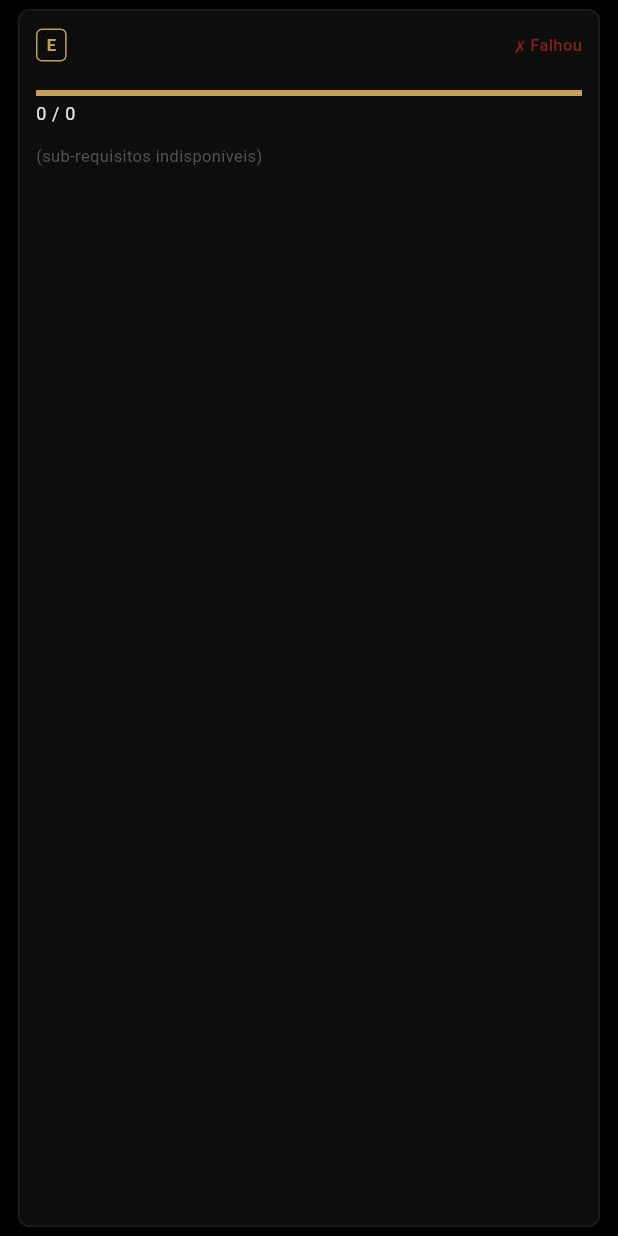
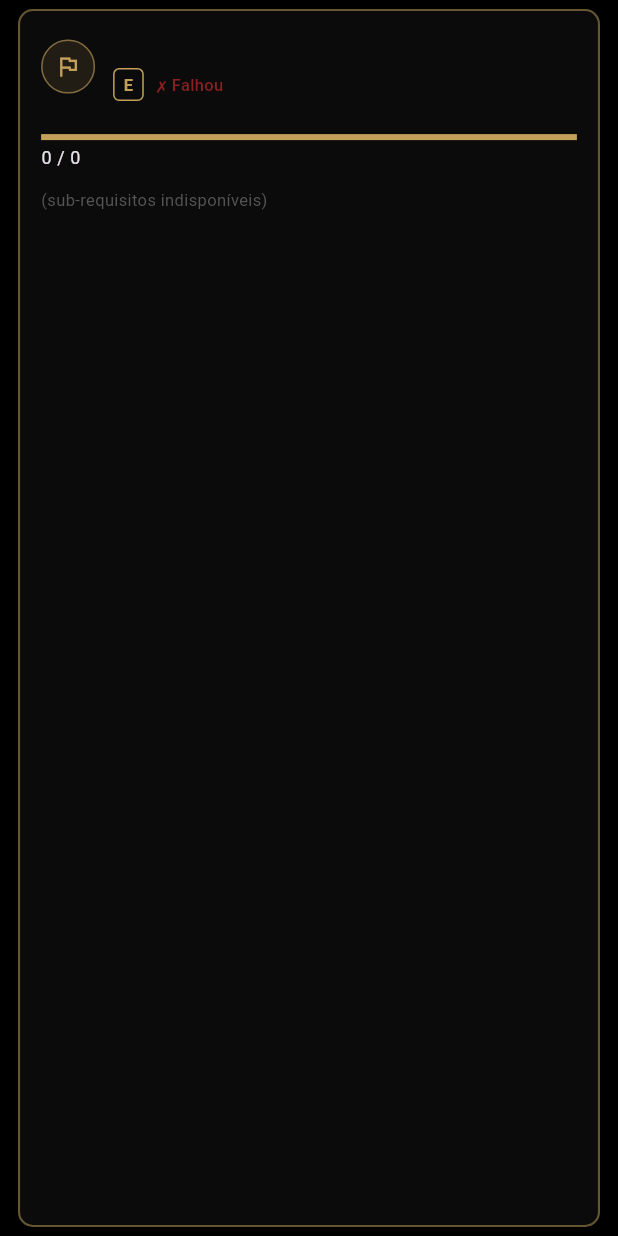
Before and after one commit to NoHeroe/App_Noheroes, a Flutter app: the IndividualMissionCard widget shown alone on an empty page, opened directly with empty values, on a phone screen of 412 x 824 dp. Run offline on Flutter 3.47's test engine with Material 3 defaults, Android fonts, the phone set to English and light mode, and no system bars; our stand-ins replace drift, flutter_animate, flutter_local_notifications, flutter_riverpod, go_router, google_fonts and 3 more; missing offline and left inert: flutter_3d_controller; accounts and stored records are empty.

Commit message:
feat(missions): padroniza caixinhas de missao no visual das diarias (MissionCardBase)
MissionCardBase (shell comum de internal/real/mixed/individual) redesenhado pro
visual do card de DIARIA: container surface.85 + borda colorida + raio 10 +
icone circular + titulo CinzelDecorative + rank/status. Cada familia ganha icone
+ paleta proprios: internal=self_improvement/roxo, real=task_alt/verde,
mixed=dashboard/roxo, individual=flag/dourado.

Pendente: weekly_faction e admission tem cards proprios (nao usam a base) — ficam
pro proximo round.

Co-Authored-By: Claude Opus 4.8 <noreply@anthropic.com>

```diff
--- a/lib/presentation/quests/widgets/individual_mission_card.dart
+++ b/lib/presentation/quests/widgets/individual_mission_card.dart
@@ -107,6 +107,8 @@ class IndividualMissionCard extends ConsumerWidget {
 
     return MissionCardBase(
       mission: mission,
+      icon: Icons.flag_outlined,
+      accent: AppColors.gold,
       child: Column(
         crossAxisAlignment: CrossAxisAlignment.stretch,
         children: [
--- a/lib/presentation/quests/widgets/internal_mission_card.dart
+++ b/lib/presentation/quests/widgets/internal_mission_card.dart
@@ -2,6 +2,7 @@ import 'package:flutter/material.dart';
 
 import '../../../domain/models/mission_progress.dart';
 import 'mission_card_base.dart';
+import '../../../core/constants/app_colors.dart';
 
 /// Sprint 3.1 Bloco 10a.1 — card da família **internal**: sistema detecta
 /// progresso via EventBus (Bloco 6 strategies). UI é passiva — só
@@ -20,6 +21,8 @@ class InternalMissionCard extends StatelessWidget {
         : (mission.currentValue / mission.targetValue).clamp(0.0, 1.0);
     return MissionCardBase(
       mission: mission,
+      icon: Icons.self_improvement,
+      accent: AppColors.purpleLight,
       child: Column(
         crossAxisAlignment: CrossAxisAlignment.stretch,
         children: [
--- a/lib/presentation/quests/widgets/mission_card_base.dart
+++ b/lib/presentation/quests/widgets/mission_card_base.dart
@@ -1,6 +1,7 @@
 import 'dart:convert';
 
 import 'package:flutter/material.dart';
+import 'package:google_fonts/google_fonts.dart';
 
 import '../../../core/constants/app_colors.dart';
 import '../../../domain/models/mission_progress.dart';
@@ -44,48 +45,90 @@ class MissionCardBase extends StatelessWidget {
   final Widget child;
   final VoidCallback? onTap;
 
+  /// Ícone (família da missão) no badge circular. Default: pergaminho.
+  final IconData icon;
+
+  /// Cor de destaque (borda + ícone). Default: dourado.
+  final Color? accent;
+
   const MissionCardBase({
     super.key,
     required this.mission,
     required this.child,
     this.onTap,
+    this.icon = Icons.assignment_outlined,
+    this.accent,
   });
 
   @override
   Widget build(BuildContext context) {
-    final theme = Theme.of(context);
-    return Card(
-      color: AppColors.surface,
+    // Padroniza com o card de DIÁRIA: container surface.85 + borda colorida +
+    // raio 10 + ícone circular + título CinzelDecorative + rank/status.
+    final color = accent ?? AppColors.gold;
+    return Container(
       margin: const EdgeInsets.symmetric(horizontal: 12, vertical: 6),
-      shape: RoundedRectangleBorder(
-        side: const BorderSide(color: AppColors.border),
-        borderRadius: BorderRadius.circular(8),
+      decoration: BoxDecoration(
+        color: AppColors.surface.withValues(alpha: 0.85),
+        border:
+            Border.all(color: color.withValues(alpha: 0.5), width: 1.4),
+        borderRadius: BorderRadius.circular(10),
       ),
+      child: Material(
+        color: Colors.transparent,
         child: InkWell(
           onTap: onTap,
+          borderRadius: BorderRadius.circular(10),
           child: Padding(
-          padding: const EdgeInsets.all(12),
+            padding: const EdgeInsets.all(14),
             child: Column(
               crossAxisAlignment: CrossAxisAlignment.stretch,
               children: [
                 Row(
+                  crossAxisAlignment: CrossAxisAlignment.center,
+                  children: [
+                    Container(
+                      width: 36,
+                      height: 36,
+                      decoration: BoxDecoration(
+                        shape: BoxShape.circle,
+                        color: color.withValues(alpha: 0.12),
+                        border:
+                            Border.all(color: color.withValues(alpha: 0.6)),
+                      ),
+                      child: Icon(icon, size: 18, color: color),
+                    ),
+                    const SizedBox(width: 12),
+                    Expanded(
+                      child: Column(
+                        crossAxisAlignment: CrossAxisAlignment.start,
+                        children: [
+                          Text(
+                            displayTitleOf(mission),
+                            style: GoogleFonts.cinzelDecorative(
+                              fontSize: 14,
+                              color: AppColors.textPrimary,
+                              letterSpacing: 1,
+                            ),
+                            maxLines: 2,
+                            overflow: TextOverflow.ellipsis,
+                          ),
+                          const SizedBox(height: 4),
+                          Row(
                             children: [
                               _RankBadge(rank: mission.rank.name),
                               const SizedBox(width: 8),
-                  Expanded(
-                    child: Text(
-                      displayTitleOf(mission),
-                      style: theme.textTheme.titleMedium,
-                      maxLines: 1,
-                      overflow: TextOverflow.ellipsis,
-                    ),
-                  ),
                               MissionStatusBadge(status: mission.status),
                             ],
                           ),
-              const SizedBox(height: 8),
+                        ],
+                      ),
+                    ),
+                  ],
+                ),
+                const SizedBox(height: 12),
                 child,
               ],
+            ),
           ),
         ),
       ),
--- a/lib/presentation/quests/widgets/mixed_mission_card.dart
+++ b/lib/presentation/quests/widgets/mixed_mission_card.dart
@@ -6,6 +6,7 @@ import 'package:flutter_riverpod/flutter_riverpod.dart';
 import '../../../app/providers.dart';
 import '../../../domain/models/mission_progress.dart';
 import 'mission_card_base.dart';
+import '../../../core/constants/app_colors.dart';
 
 /// Sprint 3.1 Bloco 10a.2 — card da família **mixed** (combinação
 /// internal+real, ADR 0014 §4).
@@ -85,6 +86,8 @@ class MixedMissionCard extends ConsumerWidget {
     final locked = mission.completedAt != null || mission.failedAt != null;
     return MissionCardBase(
       mission: mission,
+      icon: Icons.dashboard_customize_outlined,
+      accent: AppColors.purple,
       child: Column(
         crossAxisAlignment: CrossAxisAlignment.stretch,
         children: [
--- a/lib/presentation/quests/widgets/real_task_mission_card.dart
+++ b/lib/presentation/quests/widgets/real_task_mission_card.dart
@@ -4,6 +4,7 @@ import 'package:flutter_riverpod/flutter_riverpod.dart';
 import '../../../app/providers.dart';
 import '../../../domain/models/mission_progress.dart';
 import 'mission_card_base.dart';
+import '../../../core/constants/app_colors.dart';
 
 /// Sprint 3.1 Bloco 10a.1 — card da família **real**: jogador marca
 /// progresso manualmente via botões ±1/±10/±25.
@@ -32,6 +33,8 @@ class RealTaskMissionCard extends ConsumerWidget {
     final locked = mission.completedAt != null || mission.failedAt != null;
     return MissionCardBase(
       mission: mission,
+      icon: Icons.task_alt,
+      accent: AppColors.shadowAscending,
       child: Column(
         crossAxisAlignment: CrossAxisAlignment.stretch,
         children: [
```
Lines whose indentation alone changed are shown as unchanged.
